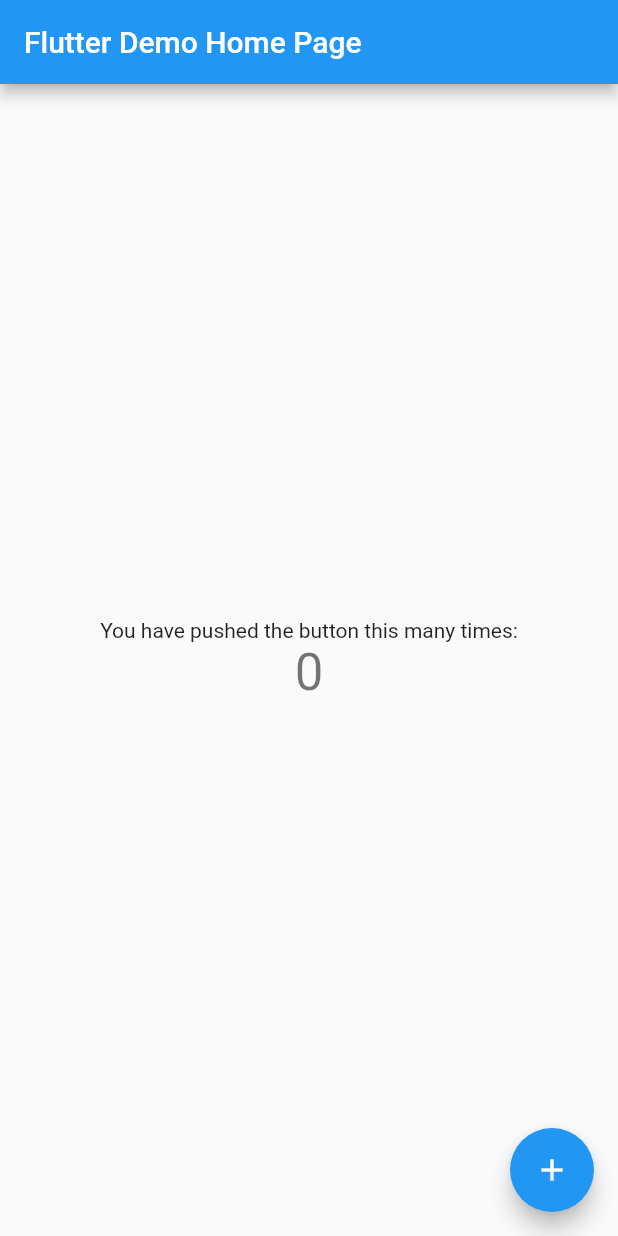
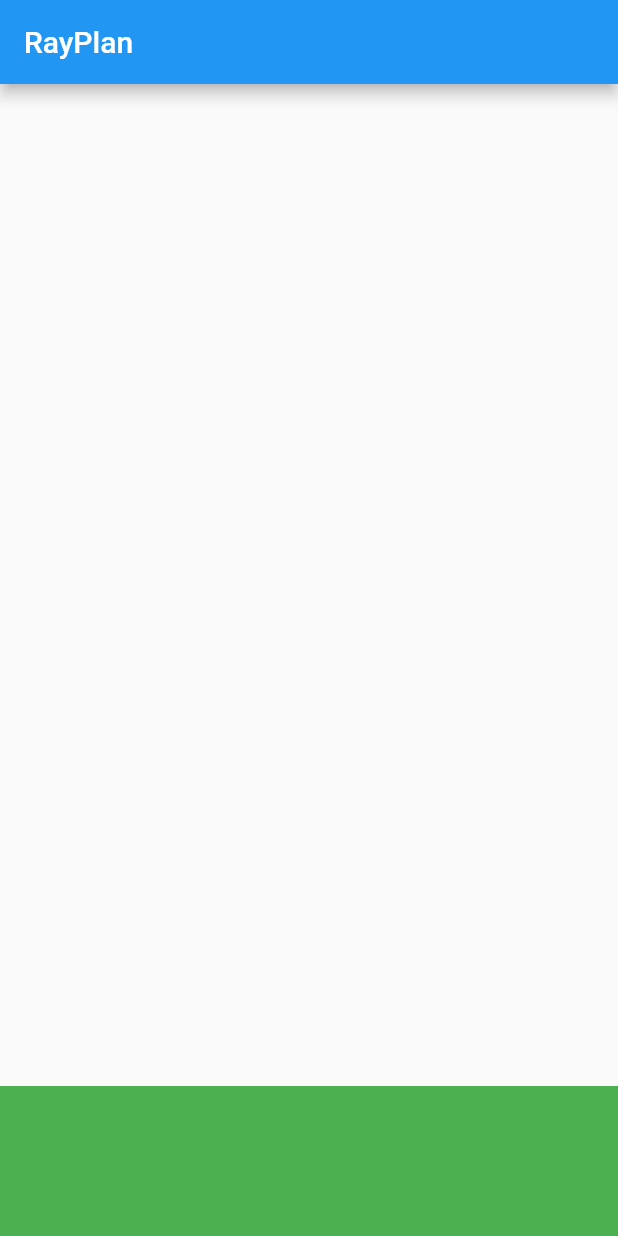
Before and after one commit to maxiee/RayPlan, a Flutter app: the screen it shows after launch, on a phone screen of 412 x 824 dp. Run offline on Flutter 3.47's test engine with Material 2 defaults, Android fonts, the phone set to English and light mode, and no system bars; our stand-ins replace isar; accounts and stored records are empty; generated files the repository leaves out were written again; statements that could not run were skipped.

Commit message:
home framework

```diff
--- a/lib/global.dart
+++ b/lib/global.dart
@@ -1,5 +1,6 @@
 import 'package:isar/isar.dart';
 import 'package:path_provider/path_provider.dart';
+import 'package:ray_plan/model/todo.dart';
 
 abstract class Global {
   static late Isar isar;
@@ -8,6 +9,8 @@
     final db_path = await getApplicationSupportDirectory();
     print('db save to $db_path');
 
-    isar = await Isar.open(schemas: [], directory: db_path.path);
+    isar = await Isar.open(
+      schemas: [TodoSchema],
+      directory: db_path.path);
   }
 }
--- a/lib/main.dart
+++ b/lib/main.dart
@@ -13,58 +13,41 @@
   @override
   Widget build(BuildContext context) {
     return MaterialApp(
-      title: 'Flutter Demo',
+      title: 'RayPlan',
       theme: ThemeData(
         primarySwatch: Colors.blue,
       ),
-      home: const MyHomePage(title: 'Flutter Demo Home Page'),
+      home: const HomePage(),
     );
   }
 }
 
-class MyHomePage extends StatefulWidget {
-  const MyHomePage({super.key, required this.title});
-
-  final String title;
+class HomePage extends StatefulWidget {
+  const HomePage({super.key});
 
   @override
-  State<MyHomePage> createState() => _MyHomePageState();
+  State<HomePage> createState() => _HomePageState();
 }
 
-class _MyHomePageState extends State<MyHomePage> {
-  int _counter = 0;
-
-  void _incrementCounter() {
-    setState(() {
-      _counter++;
-    });
-  }
+class _HomePageState extends State<HomePage> {
+  var messages = <Widget>[];
 
   @override
   Widget build(BuildContext context) {
     return Scaffold(
       appBar: AppBar(
-        title: Text(widget.title),
+        title: Text("RayPlan"),
       ),
-      body: Center(
-        child: Column(
-          mainAxisAlignment: MainAxisAlignment.center,
-          children: <Widget>[
-            const Text(
-              'You have pushed the button this many times:',
-            ),
-            Text(
-              '$_counter',
-              style: Theme.of(context).textTheme.headline4,
-            ),
-          ],
+      body: Column(children: [
+        Expanded(
+          child: ListView(
+            children: messages,
+          ),
         ),
-      ),
-      floatingActionButton: FloatingActionButton(
-        onPressed: _incrementCounter,
-        tooltip: 'Increment',
-        child: const Icon(Icons.add),
-      ),
+        Container(
+          height: 100,
+          color: Colors.green)
+      ]),
     );
   }
 }
```
